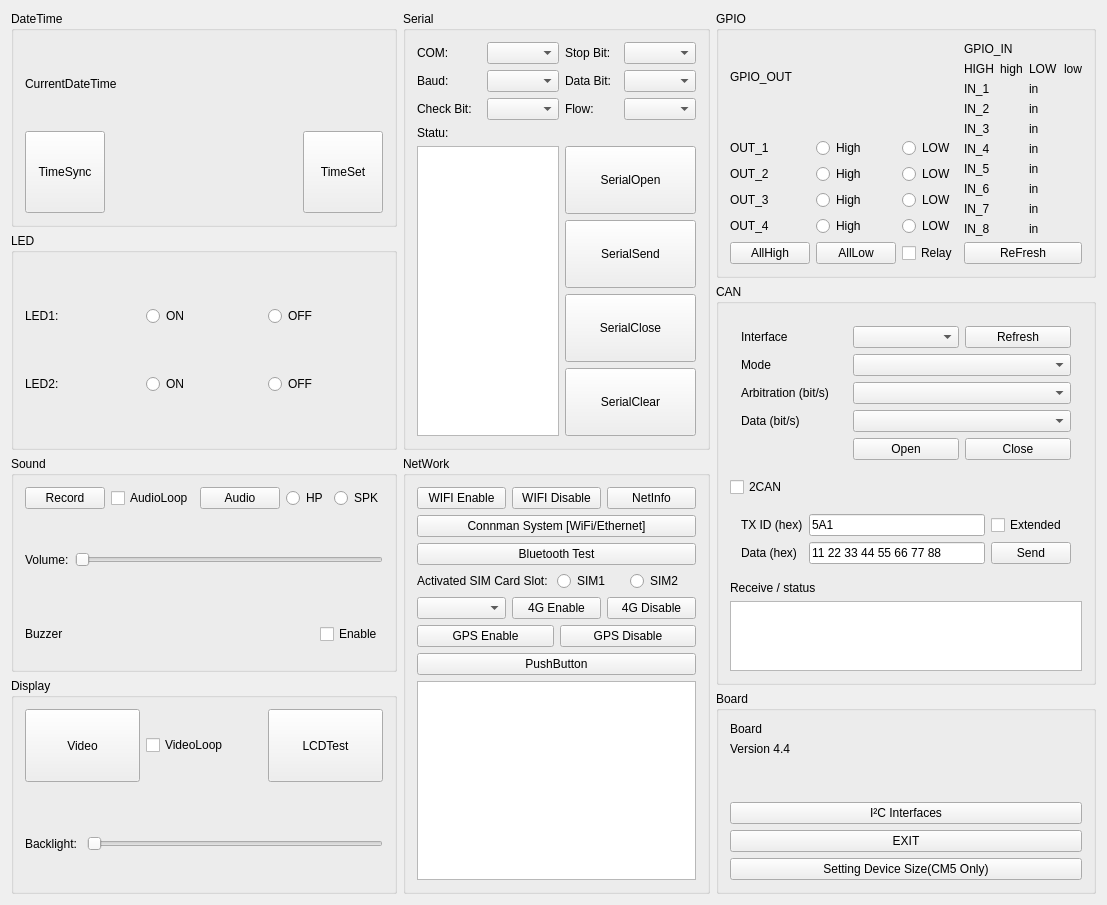
First picture: the form in mainwindow.ui, repository Chipsee/hardwaretest, before the edit.
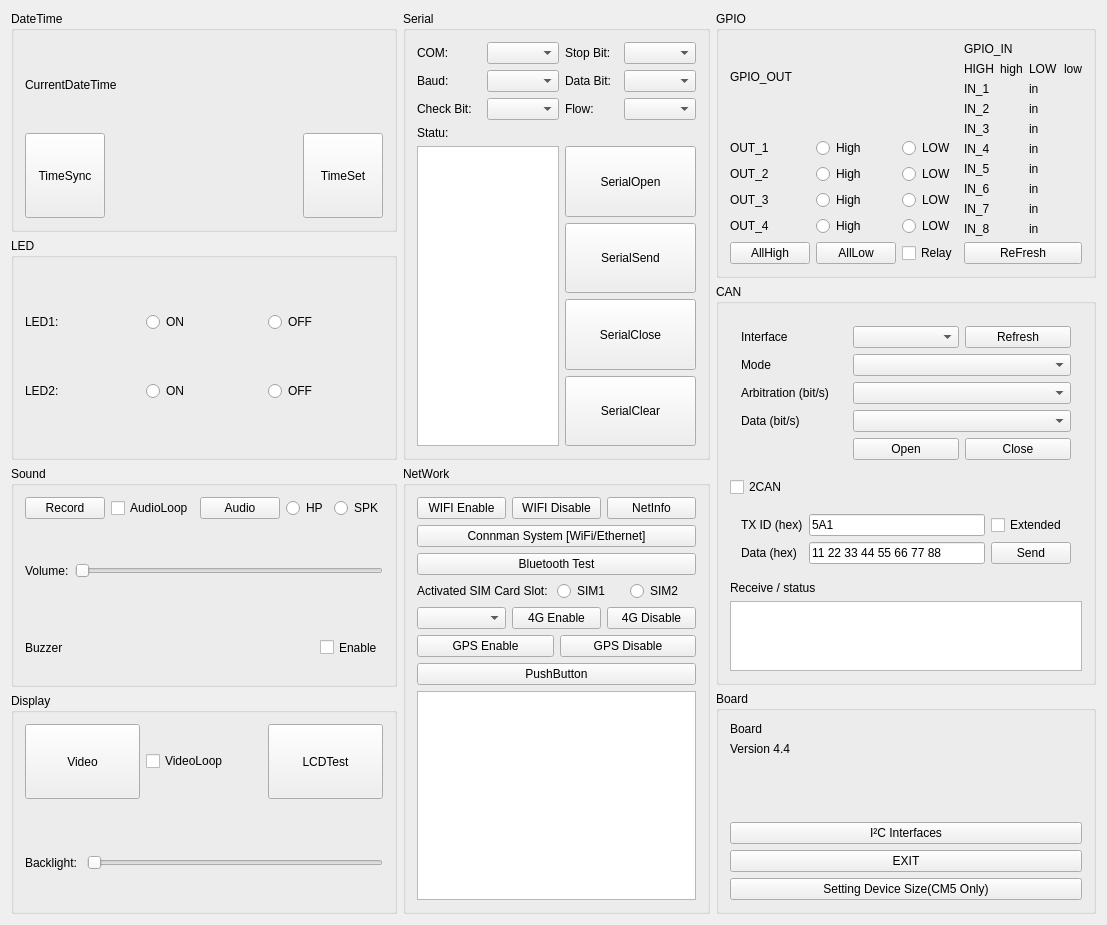
Second picture: the form after the edit.

Commit message: Show detected eMMC and SSD capacities

```diff
--- a/mainwindow.ui
+++ b/mainwindow.ui
@@ -1345,6 +1345,9 @@
          <item>
           <widget class="QLabel" name="labelEmmc"/>
          </item>
+         <item>
+          <widget class="QLabel" name="labelSsd"/>
+         </item>
          <item>
           <widget class="QPushButton" name="pushButton_i2cInfo">
            <property name="text">
```
The commit also changes 1 other file.
